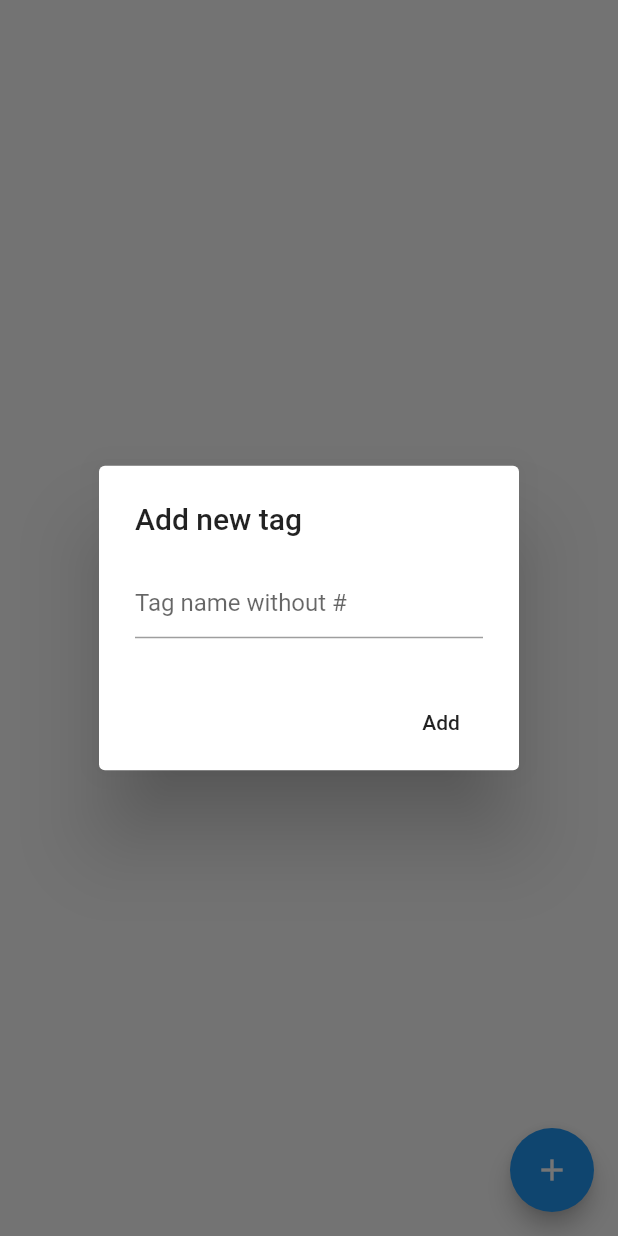
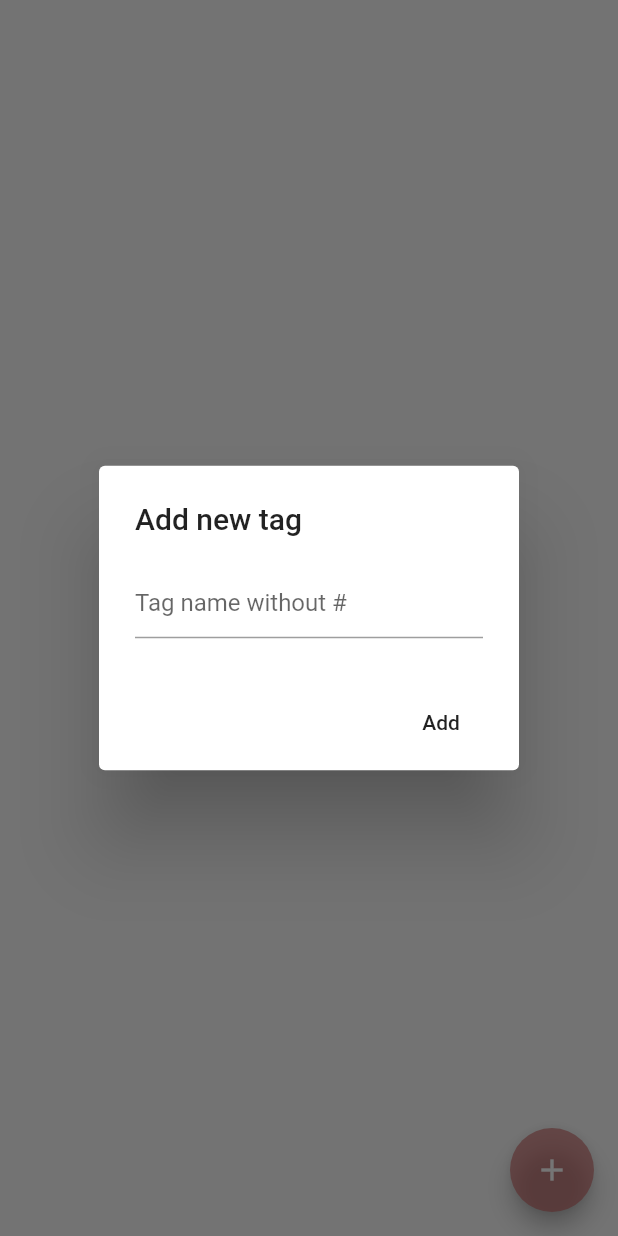
Before and after one commit to darekbx/w-reader, a Flutter app: the Tags screen opened directly, after a tap on the "add" icon, on a phone screen of 412 x 824 dp. Run offline on Flutter 3.47's test engine with Material 2 defaults, Android fonts, the phone set to English and light mode, and no system bars; our stand-ins replace flutter_html, shared_preferences; accounts and stored records are empty.

Commit message:
Changed icon, theme color, ui fixes

```diff
--- a/lib/main.dart
+++ b/lib/main.dart
@@ -5,12 +5,25 @@ void main() => runApp(MyApp());
 
 class MyApp extends StatelessWidget {
 
+  Map<int, Color> color = {
+    50: Color.fromRGBO(199, 92, 92, .1),
+    100: Color.fromRGBO(199, 92, 92, .2),
+    200: Color.fromRGBO(199, 92, 92, .3),
+    300: Color.fromRGBO(199, 92, 92, .4),
+    400: Color.fromRGBO(199, 92, 92, .5),
+    500: Color.fromRGBO(199, 92, 92, .6),
+    600: Color.fromRGBO(199, 92, 92, .7),
+    700: Color.fromRGBO(199, 92, 92, .8),
+    800: Color.fromRGBO(199, 92, 92, .9),
+    900: Color.fromRGBO(199, 92, 92, 1),
+  };
+
   @override
   Widget build(BuildContext context) {
     return MaterialApp(
       title: 'Reader',
       theme: ThemeData(
-        primarySwatch: Colors.blue,
+        primarySwatch: MaterialColor(0xFFC75C5C, color),
       ),
       home: ReaderPage(),
     );
--- a/lib/tags/tags.dart
+++ b/lib/tags/tags.dart
@@ -57,9 +57,12 @@ class _TagsState extends State<Tags> {
   @override
   Widget build(BuildContext context) {
     return Scaffold(
-      body: FutureBuilder(
+      body: Padding(
+          padding: EdgeInsets.only(top: 8),
+          child: FutureBuilder(
             future: widget._tagStorage.fetchTags(),
-        builder: (BuildContext context, AsyncSnapshot<List<String>> snapshot) {
+            builder:
+                (BuildContext context, AsyncSnapshot<List<String>> snapshot) {
               return CommonWidgets.handleFuture(snapshot, (json) {
                 return ListView.builder(
                   itemCount: (json as List<String>).length,
@@ -68,7 +71,7 @@ class _TagsState extends State<Tags> {
                 );
               });
             },
-      ),
+          )),
       floatingActionButton: FloatingActionButton(
         onPressed: () => _addTagDialog(context),
         tooltip: 'Add tag',
@@ -78,6 +81,13 @@ class _TagsState extends State<Tags> {
   }
 
   Widget _tagItem(String tagName) {
-    return Tag(tagName);
+    return Column(
+        crossAxisAlignment: CrossAxisAlignment.start,
+        mainAxisAlignment: MainAxisAlignment.center,
+        children: <Widget>[
+          Tag(tagName),
+          Padding(
+              padding: EdgeInsets.only(left: 16, right: 16), child: Divider())
+        ]);
   }
 }
```
Also changed, not shown: 20 other files. Lines whose indentation alone changed are shown as unchanged.
